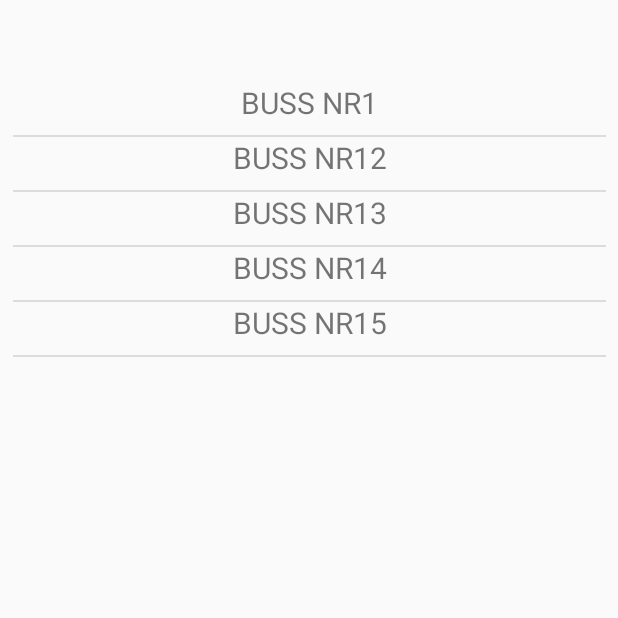
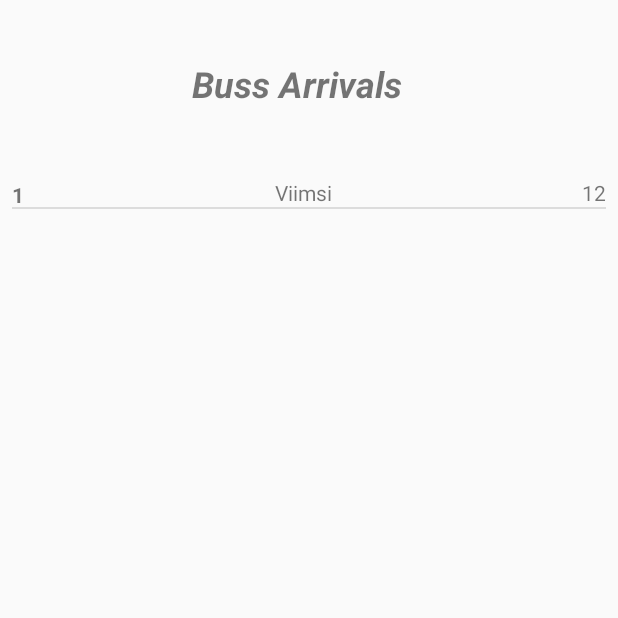
Before and after one commit to IngoIgnasov/FutureOfMobility, an Android app: the BussStopActivity screen opened directly, with no data from a screen before it, on a phone screen of 412 x 824 dp, the top half of it. Run offline under Robolectric (Android 15) with nearby library versions, the phone set to English and light mode, and no system bars.

Commit message:
CustomAdapter is ready

```diff
--- a/app/src/main/java/com/example/markusleemet/garage48/BusInfo.java
+++ b/app/src/main/java/com/example/markusleemet/garage48/BusInfo.java
@@ -1,4 +1,38 @@
 package com.example.markusleemet.garage48;
 
 public class BusInfo {
+    private String number;
+    private String destination;
+    private String arriveingTime;
+
+
+    public BusInfo(String number, String destination, String arriveingTime) {
+        this.number = number;
+        this.destination = destination;
+        this.arriveingTime = arriveingTime;
+    }
+
+    public String getNumber() {
+        return number;
+    }
+
+    public void setNumber(String number) {
+        this.number = number;
+    }
+
+    public String getDestination() {
+        return destination;
+    }
+
+    public void setDestination(String destination) {
+        this.destination = destination;
+    }
+
+    public String getArriveingTime() {
+        return arriveingTime;
+    }
+
+    public void setArriveingTime(String arriveingTime) {
+        this.arriveingTime = arriveingTime;
+    }
 }
--- a/app/src/main/java/com/example/markusleemet/garage48/BussStopActivity.java
+++ b/app/src/main/java/com/example/markusleemet/garage48/BussStopActivity.java
@@ -10,7 +10,7 @@ import java.util.Arrays;
 
 public class BussStopActivity extends AppCompatActivity {
     private ListView listView;
-    private ArrayAdapter<String> adapter;
+    private CustomAdapter adapter;
 
 
 
@@ -19,8 +19,17 @@ public class BussStopActivity extends AppCompatActivity {
         super.onCreate(savedInstanceState);
         setContentView(R.layout.activity_buss_stop);
         listView = findViewById(R.id.bussesAtBussStation);
-        adapter = new ArrayAdapter<>(this, R.layout.busitem, R.id.textView, new ArrayList<>(Arrays.asList("buss nr1", "buss nr12", "buss nr13", "buss nr14", "buss nr15")));
         listView.setAdapter(adapter);
+
+
+        ArrayList<BusInfo> bussesList = new ArrayList<>();
+        bussesList.add(new BusInfo("1", "Viimsi", "12"));
+
+
+        adapter = new CustomAdapter(bussesList, this);
+        listView.setAdapter(adapter);
+
+
 
     }
 
--- a/app/src/main/java/com/example/markusleemet/garage48/CustomAdapter.java
+++ b/app/src/main/java/com/example/markusleemet/garage48/CustomAdapter.java
@@ -1,4 +1,52 @@
 package com.example.markusleemet.garage48;
 
-public class CustomAdapter {
+import android.content.Context;
+import android.support.annotation.NonNull;
+import android.support.annotation.Nullable;
+import android.view.LayoutInflater;
+import android.view.View;
+import android.view.ViewGroup;
+import android.widget.ArrayAdapter;
+import android.widget.TextView;
+import java.util.ArrayList;
+
+public class CustomAdapter extends ArrayAdapter<BusInfo> implements View.OnClickListener{
+    private ArrayList<BusInfo> busInfo;
+    Context mContext;
+
+
+    public CustomAdapter(ArrayList<BusInfo> data, Context context) {
+        super(context, R.layout.buss_information, data);
+        this.busInfo = data;
+        this.mContext=context;
+
+    }
+
+
+    @Override
+    public void onClick(View v) {
+
+    }
+
+    @NonNull
+    @Override
+    public View getView(int position, @Nullable View convertView, @NonNull ViewGroup parent) {
+        View listItem = convertView;
+        if(listItem == null)
+            listItem = LayoutInflater.from(mContext).inflate(R.layout.buss_information, parent,false);
+
+        BusInfo currenBusInfo = busInfo.get(position);
+
+
+        TextView number = (TextView) listItem.findViewById(R.id.number);
+        number.setText(currenBusInfo.getNumber());
+
+        TextView destination = (TextView) listItem.findViewById(R.id.destination);
+        destination.setText(currenBusInfo.getDestination());
+
+        TextView arrival = (TextView) listItem.findViewById(R.id.arrival);
+        arrival.setText(currenBusInfo.getArriveingTime());
+
+        return listItem;
+    }
 }
--- a/app/src/main/java/com/example/markusleemet/garage48/MainActivity.java
+++ b/app/src/main/java/com/example/markusleemet/garage48/MainActivity.java
@@ -79,7 +79,7 @@ public class MainActivity extends AppCompatActivity implements PermissionsListen
         Mapbox.getInstance(this, "pk.eyJ1IjoibWFya3VzbGVlbWV0IiwiYSI6ImNqc2M2OW9xbDA1dmM0M254aGJsMWd6a3oifQ.Tk8i1j5_Bsy3ZGxykgYDpw");
         setContentView(R.layout.activity_main);
         listView = findViewById(R.id.listView);
-        adapter = new ArrayAdapter<>(this, R.layout.busitem, R.id.textView, new ArrayList<>(Arrays.asList("buss nr1", "buss nr12", "buss nr13", "buss nr14", "buss nr15")));
+        adapter = new ArrayAdapter<>(this, R.layout.busitem, R.id.textView, new ArrayList<>(Arrays.asList("buss nr1", "buss nr2", "buss nr3", "buss nr4", "buss nr5")));
         listView.setAdapter(adapter);
         listView.setOnItemClickListener(new AdapterView.OnItemClickListener() {
             @Override
--- a/app/src/main/res/layout/activity_buss_stop.xml
+++ b/app/src/main/res/layout/activity_buss_stop.xml
@@ -7,14 +7,30 @@
     android:layout_height="match_parent"
     tools:context=".BussStopActivity">
 
+    <TextView
+        android:id="@+id/textView2"
+        android:layout_width="395dp"
+        android:layout_height="wrap_content"
+        android:text="Buss Arrivals"
+        android:textAlignment="center"
+        android:textSize="24sp"
+        android:textStyle="bold|italic"
+        app:layout_constraintBottom_toTopOf="@+id/bussesAtBussStation"
+        app:layout_constraintTop_toTopOf="parent"
+        tools:layout_editor_absoluteX="8dp" />
+
     <ListView
         android:id="@+id/bussesAtBussStation"
-        android:layout_width="395dp"
-        android:layout_height="715dp"
+        android:layout_width="0dp"
+        android:layout_height="658dp"
+        android:layout_marginStart="8dp"
+        android:layout_marginTop="8dp"
+        android:layout_marginEnd="8dp"
+        android:layout_marginBottom="8dp"
         app:layout_constraintBottom_toBottomOf="parent"
         app:layout_constraintEnd_toEndOf="parent"
         app:layout_constraintHorizontal_bias="0.5"
         app:layout_constraintStart_toStartOf="parent"
-        app:layout_constraintTop_toTopOf="parent" />
+        app:layout_constraintTop_toBottomOf="@+id/textView2" />
 
 </android.support.constraint.ConstraintLayout>
--- a/app/src/main/res/layout/activity_main.xml
+++ b/app/src/main/res/layout/activity_main.xml
@@ -9,7 +9,9 @@
         android:id="@+id/mapView"
         android:layout_width="0dp"
         android:layout_height="0dp"
-        android:layout_marginTop="210dp"
+        android:layout_margin="0dp"
+        android:layout_marginTop="250dp"
+        android:padding="0dp"
         mapbox:layout_constraintBottom_toBottomOf="parent"
         mapbox:layout_constraintEnd_toEndOf="parent"
         mapbox:layout_constraintStart_toStartOf="parent"
@@ -20,6 +22,8 @@
         mapbox:mapbox_cameraZoom="12" />
 
     <ListView
+        android:layout_margin="0dp"
+        android:padding="0dp"
         android:id="@+id/listView"
         android:layout_width="395dp"
         android:layout_height="184dp"
--- a/app/src/main/res/layout/busitem.xml
+++ b/app/src/main/res/layout/busitem.xml
@@ -8,11 +8,12 @@
     <TextView
         android:id="@+id/textView"
         android:layout_width="wrap_content"
-        android:layout_height="35dp"
+        android:layout_height="31dp"
+
         android:text="TextView"
         android:textAlignment="center"
         android:textAllCaps="true"
-        android:textSize="20sp"
+        android:textSize="25sp"
         app:layout_constraintBottom_toBottomOf="parent"
         app:layout_constraintEnd_toEndOf="parent"
         app:layout_constraintHorizontal_bias="0.5"
--- a/app/src/main/res/layout/buss_information.xml
+++ b/app/src/main/res/layout/buss_information.xml
@@ -1,6 +1,42 @@
 <?xml version="1.0" encoding="utf-8"?>
-<android.support.constraint.ConstraintLayout
-    xmlns:android="http://schemas.android.com/apk/res/android" android:layout_width="match_parent"
+<android.support.constraint.ConstraintLayout xmlns:android="http://schemas.android.com/apk/res/android"
+    xmlns:app="http://schemas.android.com/apk/res-auto"
+    xmlns:tools="http://schemas.android.com/tools"
+    android:layout_width="match_parent"
     android:layout_height="match_parent">
 
+    <TextView
+        android:id="@+id/number"
+        android:layout_width="wrap_content"
+        android:layout_height="17dp"
+        android:text="number"
+        android:textStyle="bold"
+        app:layout_constraintBottom_toBottomOf="parent"
+        app:layout_constraintEnd_toStartOf="@+id/destination"
+        app:layout_constraintHorizontal_bias="0.5"
+        app:layout_constraintHorizontal_chainStyle="spread_inside"
+        app:layout_constraintStart_toStartOf="parent"
+        app:layout_constraintTop_toTopOf="parent" />
+
+    <TextView
+        android:id="@+id/destination"
+        android:layout_width="wrap_content"
+        android:layout_height="wrap_content"
+        android:text="destination"
+        app:layout_constraintBottom_toBottomOf="parent"
+        app:layout_constraintEnd_toStartOf="@+id/arrival"
+        app:layout_constraintHorizontal_bias="0.5"
+        app:layout_constraintStart_toEndOf="@+id/number"
+        app:layout_constraintTop_toTopOf="parent" />
+
+    <TextView
+        android:id="@+id/arrival"
+        android:layout_width="wrap_content"
+        android:layout_height="wrap_content"
+        android:text="Arrival"
+        app:layout_constraintBottom_toBottomOf="parent"
+        app:layout_constraintEnd_toEndOf="parent"
+        app:layout_constraintHorizontal_bias="0.5"
+        app:layout_constraintStart_toEndOf="@+id/destination"
+        app:layout_constraintTop_toTopOf="parent" />
 </android.support.constraint.ConstraintLayout>
```
